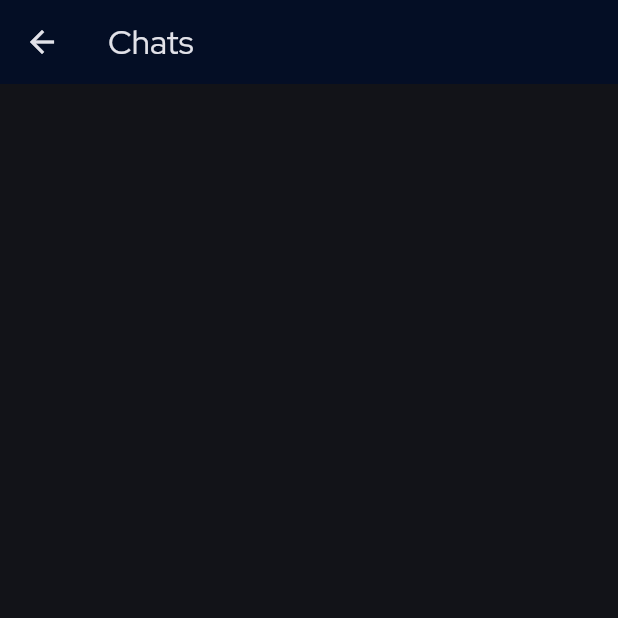
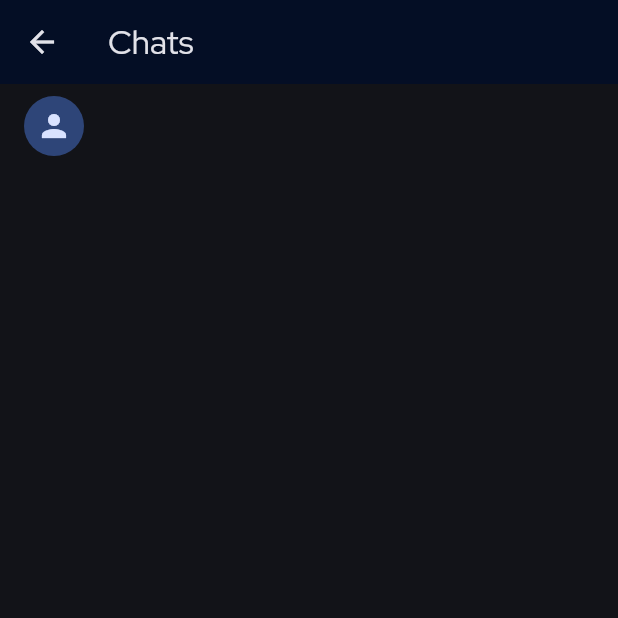
Before and after one commit to jordanmosakowski/newcomer, a Flutter app: the ChatList screen opened by its route, on a phone screen of 412 x 824 dp, the top half of it. Run offline on Flutter 3.47's test engine with Material 3 defaults, Android fonts, the phone set to English and light mode, and no system bars; our stand-ins replace cloud_firestore, email_validator, firebase_auth, firebase_core, firebase_storage, fluro and 3 more; accounts and stored records are empty.

Commit message:
Updated chat_list theme

```diff
--- a/lib/pages/chat.dart
+++ b/lib/pages/chat.dart
@@ -145,7 +145,7 @@ class _ChatPageState extends State<ChatPage> {
                                   borderRadius: BorderRadius.circular(25),
                                   color: (messages[index].userId != userProfile.id
                                       ? Colors.grey[700]
-                                      : Colors.blue[700]),
+                                      : Color.fromARGB(255, 4, 14, 37)),
                                 ),
                                 padding: EdgeInsets.fromLTRB(15, 5, 15, 5),
                                 constraints: BoxConstraints(maxWidth: 1000),
@@ -167,7 +167,7 @@ class _ChatPageState extends State<ChatPage> {
                   alignment: Alignment.bottomLeft,
                   child: Container(
                     padding: EdgeInsets.only(left: 10, bottom: 10, top: 10),
-                    height: 60,
+                    height: 85,
                     width: double.infinity,
                     color: Colors.grey[900],
                     child: Row(
@@ -213,7 +213,7 @@ class _ChatPageState extends State<ChatPage> {
                             makeUserMessage(
                                 temporaryString, userProfile.id, userProfile.name);
                           },
-                          backgroundColor: Colors.blue,
+                          backgroundColor: Color.fromARGB(255, 4, 14, 37),
                           elevation: 0,
                           child: Icon(
                             Icons.send,
--- a/lib/pages/chat_list.dart
+++ b/lib/pages/chat_list.dart
@@ -1,5 +1,6 @@
 import 'package:cloud_firestore/cloud_firestore.dart';
 import 'package:firebase_auth/firebase_auth.dart';
+import 'package:firebase_storage/firebase_storage.dart';
 import 'package:flutter/material.dart';
 import 'package:newcomer/classes/interest.dart';
 import 'package:newcomer/classes/user.dart';
@@ -11,6 +12,8 @@ class ChatList extends StatefulWidget {
   @override
   State<ChatList> createState() => _ChatListState();
 }
+
+String? image;
 
 class _ChatListState extends State<ChatList> {
   @override
@@ -40,18 +43,50 @@ class _ChatListState extends State<ChatList> {
                 builder: (context) {
                   UserProfile userProfile = Provider.of<UserProfile>(context);
                   List<String> channels = userProfile.channels;
+                  if (image == null && userProfile.hasProfilePic) {
+                    FirebaseStorage.instance
+                        .ref('pictures/${userProfile.id}')
+                        .getDownloadURL()
+                        .then((a) {
+                      if (mounted) setState(() => image = a);
+                    });
+                  }
                   channels.sort();
                   return Column(
-                    mainAxisAlignment: MainAxisAlignment.start,
-                    crossAxisAlignment: CrossAxisAlignment.start,
+                    children: [
+                      ListTile(
+                        leading: CircleAvatar(
+                            backgroundImage: (userProfile.hasProfilePic && image != null)
+                                ? NetworkImage(image!)
+                                : null,
+                            child: !(userProfile.hasProfilePic && image != null)
+                                ? const Icon(Icons.person)
+                                : null),
+                        title: Text(
+                          userProfile.name,
+                        ),
+                      ),
+                      Expanded(
+                        child: ListView(
                           children: userProfile.channels.map((channel) {
                               int depth = channel.split(":").length-1;
                               if(channel.substring(0,4) == "town"){
                                 depth--;
                               }
-                        TextStyle? style = [Theme.of(context).textTheme.titleLarge!.copyWith(fontWeight: FontWeight.bold, decoration: TextDecoration.underline),Theme.of(context).textTheme.titleMedium!.copyWith(fontWeight: FontWeight.bold),Theme.of(context).textTheme.titleSmall,Theme.of(context).textTheme.titleSmall,Theme.of(context).textTheme.titleSmall][depth];
-                        return ListTile(
-                          title: Text(interests[channel]?.name ?? "", style: style),
+                              // if(depth > 2) {
+                              //   depth = 2;
+                              // }
+                              // TextStyle? style = [
+                              //   Theme.of(context).textTheme.titleLarge!.copyWith(fontWeight: FontWeight.bold, decoration: TextDecoration.underline),
+                              //   Theme.of(context).textTheme.titleMedium!.copyWith(fontWeight: FontWeight.bold),
+                              //   Theme.of(context).textTheme.titleSmall,Theme.of(context).textTheme.titleSmall,Theme.of(context).textTheme.titleSmall
+                              // ][depth];
+                              return Padding(
+                                padding: EdgeInsets.only(left: depth * 20.0),
+                                child: ListTile(
+                                  leading: Text("#", style: Theme.of(context).textTheme.titleLarge!.copyWith(fontWeight: FontWeight.bold)),
+                                  title: Text(interests[channel]?.name ?? ""),
+                                  minLeadingWidth: 10,
                                   // subtitle: Text("2 members"),
                                   onTap: () async {
                                     DocumentSnapshot doc = await FirebaseFirestore.instance.collection("chats").doc(channel).get();
@@ -62,8 +97,12 @@ class _ChatListState extends State<ChatList> {
                                     }
                                     Navigator.pushNamed(context,"/chats/$channel");
                                   },
+                                ),
                               );
                             }).toList(),
+                        ),
+                      ),
+                    ],
                   );
                 }
               ),
--- a/lib/pages/update_user.dart
+++ b/lib/pages/update_user.dart
@@ -224,6 +224,7 @@ class _UpdateUserProfileState extends State<UpdateUserProfile> {
                                 .doc(user.uid)
                                 .update(profile!.toJson());
                           }
+                          print("SAVED PROFILE");
                           Navigator.pushReplacementNamed(context, "/questionnaire");
                         },
                         child: const Text("Save Profile"),
```
Also changed, not shown: lib/login.dart (+2 -15 lines), lib/main.dart (+12 -2 lines), lib/pages/questionnaire.dart (+9 -2 lines). Lines whose indentation alone changed are shown as unchanged.
